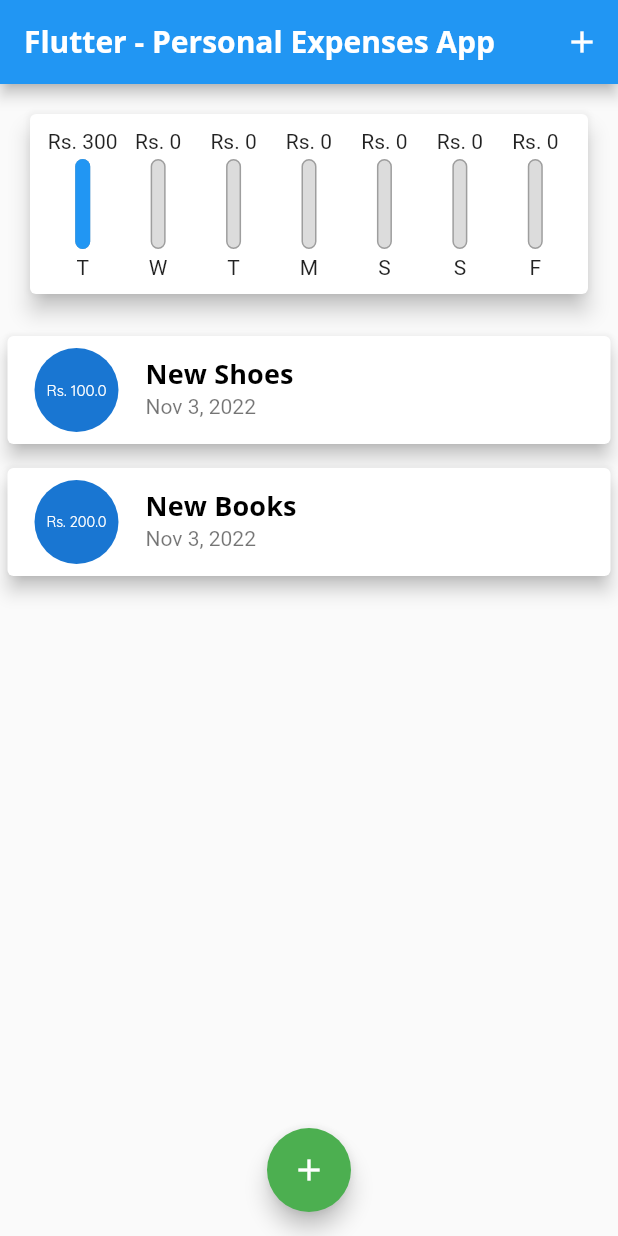
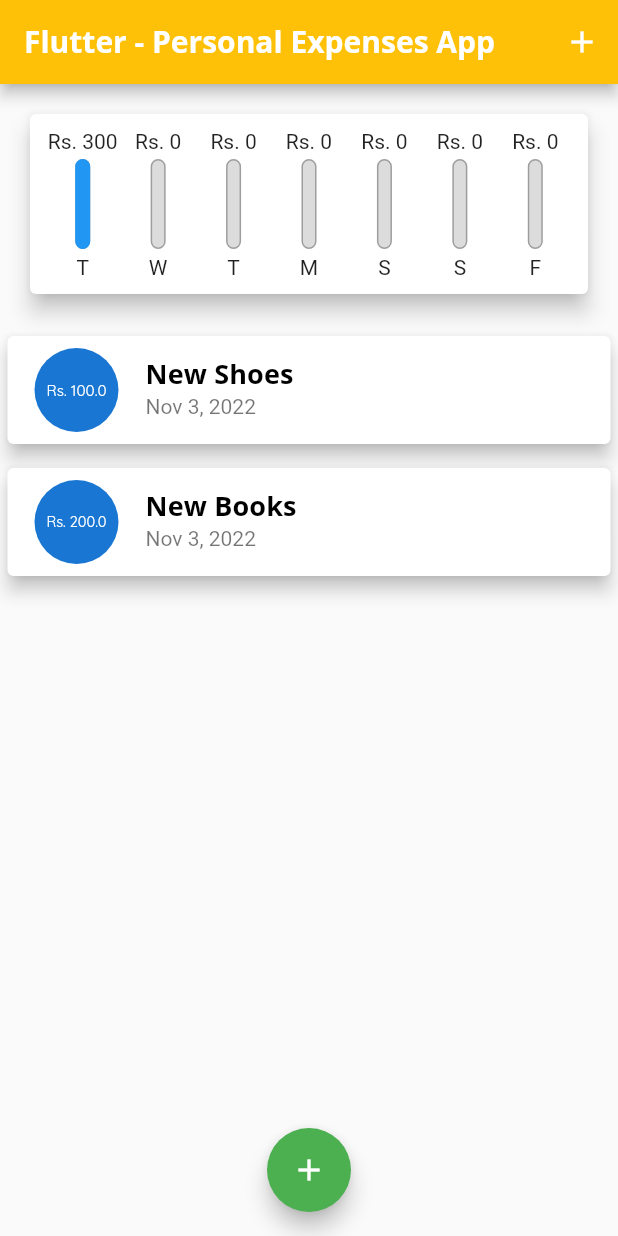
Before and after one commit to rghv932/flutter-personal-expenses-app, a Flutter app: the screen it shows after launch, on a phone screen of 412 x 824 dp. Run offline on Flutter 3.47's test engine with Material 2 defaults, Android fonts, the phone set to English and light mode, and no system bars.

Commit message:
AppBar Theme Color

```diff
--- a/lib/main.dart
+++ b/lib/main.dart
@@ -15,7 +15,6 @@ class MyApp extends StatelessWidget {
   @override
   Widget build(BuildContext context) {
     return MaterialApp(
-      debugShowCheckedModeBanner: false,
       title: 'Flutter - Personal Expenses App',
       theme: ThemeData(
         primarySwatch: Colors.blue,
@@ -34,6 +33,7 @@ class MyApp extends StatelessWidget {
             fontSize: 20,
             fontWeight: FontWeight.bold,
           ),
+          color: Colors.amber
         ),
       ),
       home: MyHomePage(),
```
